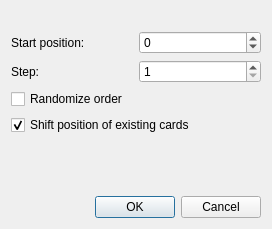
The window that qt/aqt/forms/reposition.ui (ankitects/anki) describes before a commit, drawn with Qt 5.
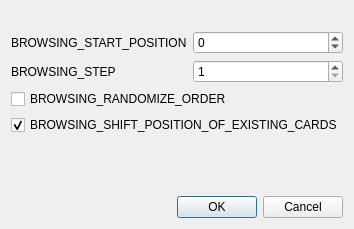
The same window after the commit.

What changed in the file:
```diff
--- a/qt/aqt/forms/reposition.ui
+++ b/qt/aqt/forms/reposition.ui
@@ -26,7 +26,7 @@
      <item row="0" column="0">
       <widget class="QLabel" name="label_2">
        <property name="text">
-        <string>Start position:</string>
+        <string>BROWSING_START_POSITION</string>
        </property>
       </widget>
      </item>
@@ -46,7 +46,7 @@
      <item row="1" column="0">
       <widget class="QLabel" name="label_3">
        <property name="text">
-        <string>Step:</string>
+        <string>BROWSING_STEP</string>
        </property>
       </widget>
      </item>
@@ -65,14 +65,14 @@
    <item>
     <widget class="QCheckBox" name="randomize">
      <property name="text">
-      <string>Randomize order</string>
+      <string>BROWSING_RANDOMIZE_ORDER</string>
      </property>
     </widget>
    </item>
    <item>
     <widget class="QCheckBox" name="shift">
      <property name="text">
-      <string>Shift position of existing cards</string>
+      <string>BROWSING_SHIFT_POSITION_OF_EXISTING_CARDS</string>
      </property>
      <property name="checked">
       <bool>true</bool>
```
Left out of the diff: 2 changed lines with no effect on the pictures.
